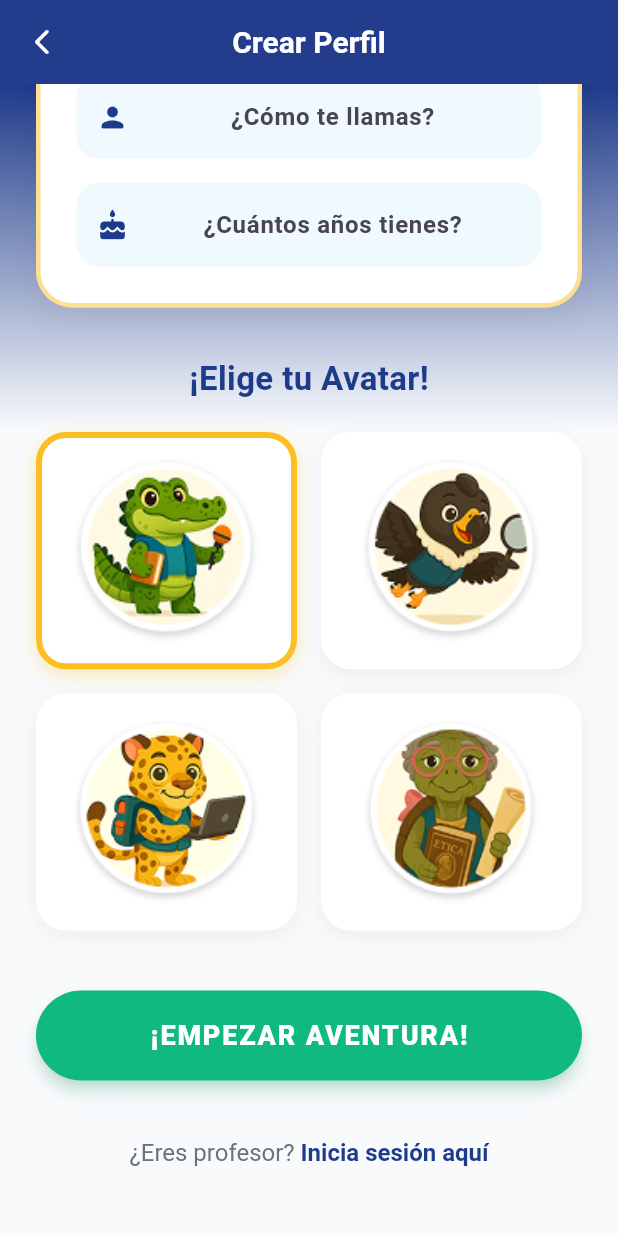
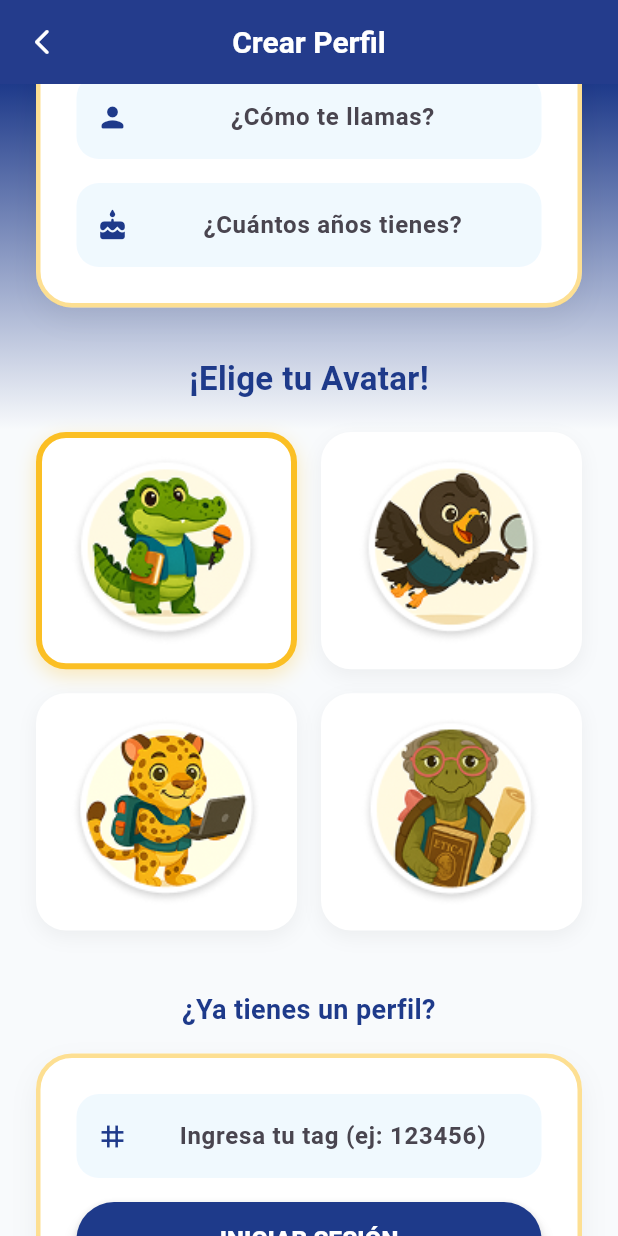
Before and after one commit to AlexJavierQ/Proyecto-PiensaPlay, a Flutter app: the LoginScreen screen opened by its route, scrolled down 267 dp, on a phone screen of 412 x 824 dp. Run offline on Flutter 3.47's test engine with Material 3 defaults, Android fonts, the phone set to English and light mode, and no system bars; our stand-ins replace cloud_firestore, firebase_core, shared_preferences; accounts and stored records are empty; Roboto replaces fonts that are missing (Arial).

Commit message:
inicio sesion con tag v0.1

```diff
--- a/piensa_play/lib/screens/add_glossary_term_screen.dart
+++ b/piensa_play/lib/screens/add_glossary_term_screen.dart
@@ -79,7 +79,7 @@ class _AddGlossaryTermScreenState extends State<AddGlossaryTermScreen> {
         backgroundColor: AppStyles.primaryBlue,
         elevation: 0,
         leading: IconButton(
-          icon: const Icon(Icons.arrow_back, color: Colors.white),
+          icon: const Icon(Icons.arrow_back_ios_new_rounded, color: Colors.white, size: 20),
           onPressed: () => Navigator.pop(context),
         ),
         title: const Text(
--- a/piensa_play/lib/screens/create_game_unit_screen.dart
+++ b/piensa_play/lib/screens/create_game_unit_screen.dart
@@ -196,6 +196,10 @@ class _CreateGameUnitScreenState extends State<CreateGameUnitScreen> {
       appBar: AppBar(
         backgroundColor: AppStyles.primaryBlue,
         elevation: 0,
+        leading: IconButton(
+          icon: const Icon(Icons.arrow_back_ios_new_rounded, color: Colors.white, size: 20),
+          onPressed: () => Navigator.pop(context),
+        ),
         title: Text(
           _isEditing ? 'Editar Unidad' : 'Nueva Unidad',
           style: const TextStyle(
--- a/piensa_play/lib/screens/login_screen.dart
+++ b/piensa_play/lib/screens/login_screen.dart
@@ -15,6 +15,7 @@ class LoginScreen extends StatefulWidget {
 class _LoginScreenState extends State<LoginScreen> {
   final TextEditingController _nameController = TextEditingController();
   final TextEditingController _ageController = TextEditingController();
+  final TextEditingController _tagController = TextEditingController();
   int _selectedAvatar = 0;
 
   final List<String> _avatarImages = [
@@ -107,6 +108,23 @@ class _LoginScreenState extends State<LoginScreen> {
               _buildAvatarGrid(),
 
               const SizedBox(height: 40),
+
+              // Existing user login
+              const Text(
+                '¿Ya tienes un perfil?',
+                style: TextStyle(
+                  fontSize: 18,
+                  fontWeight: FontWeight.bold,
+                  color: AppStyles.primaryBlue,
+                ),
+                textAlign: TextAlign.center,
+              ),
+
+              const SizedBox(height: 16),
+
+              _buildTagLoginCard(),
+
+              const SizedBox(height: 32),
 
               // Botón de acción principal
               _buildSubmitButton(),
@@ -240,6 +258,53 @@ class _LoginScreenState extends State<LoginScreen> {
     );
   }
 
+  Widget _buildTagLoginCard() {
+    return Container(
+      padding: const EdgeInsets.all(24.0),
+      decoration: BoxDecoration(
+        color: Colors.white,
+        borderRadius: BorderRadius.circular(24),
+        border: Border.all(color: AppStyles.yellow.withValues(alpha: 0.5), width: 3),
+        boxShadow: [
+          BoxShadow(
+            color: Colors.black.withValues(alpha: 0.05),
+            blurRadius: 15,
+            offset: const Offset(0, 8),
+          ),
+        ],
+      ),
+      child: Column(
+        children: [
+          _buildTextField(
+            controller: _tagController,
+            hintText: 'Ingresa tu tag (ej: 123456)',
+            icon: Icons.tag,
+            isNumber: true,
+          ),
+          const SizedBox(height: 16),
+          SizedBox(
+            width: double.infinity,
+            height: 50,
+            child: ElevatedButton(
+              onPressed: _isSaving ? null : _handleTagLogin,
+              style: ElevatedButton.styleFrom(
+                backgroundColor: AppStyles.primaryBlue,
+                shape: RoundedRectangleBorder(borderRadius: BorderRadius.circular(25)),
+                elevation: 4,
+              ),
+              child: _isSaving
+                  ? const CircularProgressIndicator(color: Colors.white)
+                  : const Text(
+                      'INICIAR SESIÓN',
+                      style: TextStyle(fontSize: 16, fontWeight: FontWeight.w800, color: Colors.white),
+                    ),
+            ),
+          ),
+        ],
+      ),
+    );
+  }
+
   Widget _buildSubmitButton() {
     return SizedBox(
       width: double.infinity,
@@ -303,6 +368,44 @@ class _LoginScreenState extends State<LoginScreen> {
     }
   }
 
+  Future<void> _handleTagLogin() async {
+    if (_tagController.text.isEmpty) {
+      _showError('Por favor, ingresa tu tag');
+      return;
+    }
+
+    setState(() => _isSaving = true);
+    try {
+      final userData = await FirebaseService.getUserByTag(_tagController.text.trim());
+      if (userData != null) {
+        final id = userData['id'];
+        final name = userData['name'];
+        final tag = userData['tag'];
+        final avatarIndex = userData['avatarIndex'] ?? 0;
+
+        await LocalStorageService.saveUserData(
+          userId: id,
+          userName: '$name#$tag',
+          userAvatar: avatarIndex.toString(),
+        );
+
+        if (!mounted) return;
+        Navigator.pushReplacementNamed(context, '/home', arguments: {
+          'userId': id,
+          'userName': '$name#$tag',
+          'avatarIndex': avatarIndex,
+          'userTag': tag,
+        });
+      } else {
+        _showError('Tag no encontrado. Verifica e intenta de nuevo.');
+      }
+    } catch (e) {
+      _showError('Hubo un problema: $e');
+    } finally {
+      if (mounted) setState(() => _isSaving = false);
+    }
+  }
+
   void _showError(String msg) {
     ScaffoldMessenger.of(context).showSnackBar(
       SnackBar(content: Text(msg), backgroundColor: Colors.redAccent, behavior: SnackBarBehavior.floating),
@@ -331,6 +434,7 @@ class _LoginScreenState extends State<LoginScreen> {
   void dispose() {
     _nameController.dispose();
     _ageController.dispose();
+    _tagController.dispose();
     super.dispose();
   }
 }
```
Also changed, not shown: piensa_play/lib/utils/firebase_service.dart (+13 -0 lines).
